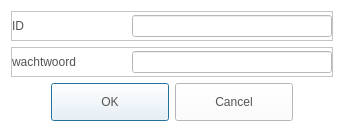
This is CaX/dialog/logindialog.ui in fsest4u/CaX_03 as Qt 5 draws it before an edit. The edited form follows.
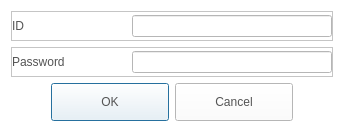
This is the edited form. Icons and pictures are not drawn.

Commit message: [v1.7 20220225 / no69] internet service의 login 대화상자의 id, password label 영역을 넓힘

What changed in the file:
```diff
--- a/CaX/dialog/logindialog.ui
+++ b/CaX/dialog/logindialog.ui
@@ -6,7 +6,7 @@
    <rect>
     <x>0</x>
     <y>0</y>
-    <width>339</width>
+    <width>340</width>
     <height>132</height>
    </rect>
   </property>
@@ -142,7 +142,7 @@
          </size>
         </property>
         <property name="text">
-         <string>wachtwoord</string>
+         <string>Password</string>
         </property>
        </widget>
       </item>
```
